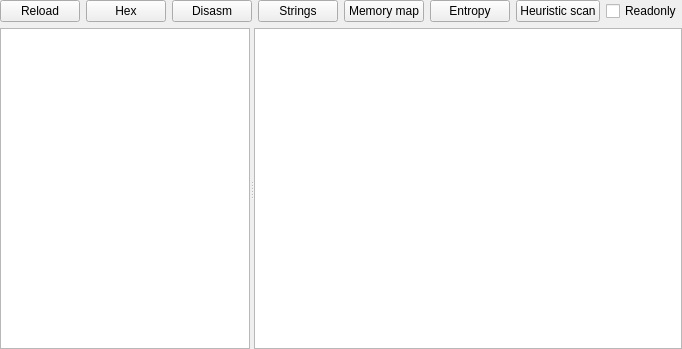
Before: the Qt Designer form PE/pewidget.ui in horsicq/FormatWidgets, drawn with Qt 5.
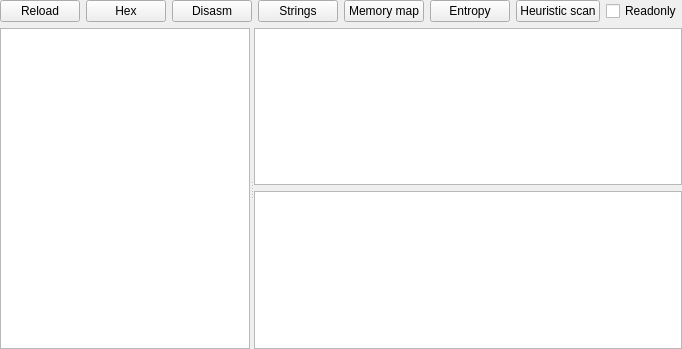
After: the same form once the commit is applied. The open tabs and pages were chosen to show the change. Custom widgets are drawn as their Qt base class.

Diff of the .ui file:
```diff
--- a/PE/pewidget.ui
+++ b/PE/pewidget.ui
@@ -1251,7 +1251,35 @@
          <number>0</number>
         </property>
         <item>
-         <widget class="QTableView" name="tableView_DelayImport">
+         <widget class="QTableView" name="tableView_DelayImportLibraries">
+          <property name="contextMenuPolicy">
+           <enum>Qt::CustomContextMenu</enum>
+          </property>
+          <property name="editTriggers">
+           <set>QAbstractItemView::NoEditTriggers</set>
+          </property>
+          <property name="selectionMode">
+           <enum>QAbstractItemView::SingleSelection</enum>
+          </property>
+          <property name="selectionBehavior">
+           <enum>QAbstractItemView::SelectRows</enum>
+          </property>
+          <attribute name="horizontalHeaderDefaultSectionSize">
+           <number>35</number>
+          </attribute>
+          <attribute name="verticalHeaderVisible">
+           <bool>false</bool>
+          </attribute>
+          <attribute name="verticalHeaderMinimumSectionSize">
+           <number>20</number>
+          </attribute>
+          <attribute name="verticalHeaderDefaultSectionSize">
+           <number>20</number>
+          </attribute>
+         </widget>
+        </item>
+        <item>
+         <widget class="QTableView" name="tableView_DelayImportFunctions">
           <property name="contextMenuPolicy">
            <enum>Qt::CustomContextMenu</enum>
           </property>
```
Left out of the diff: 4 changed lines with no effect on the pictures.
